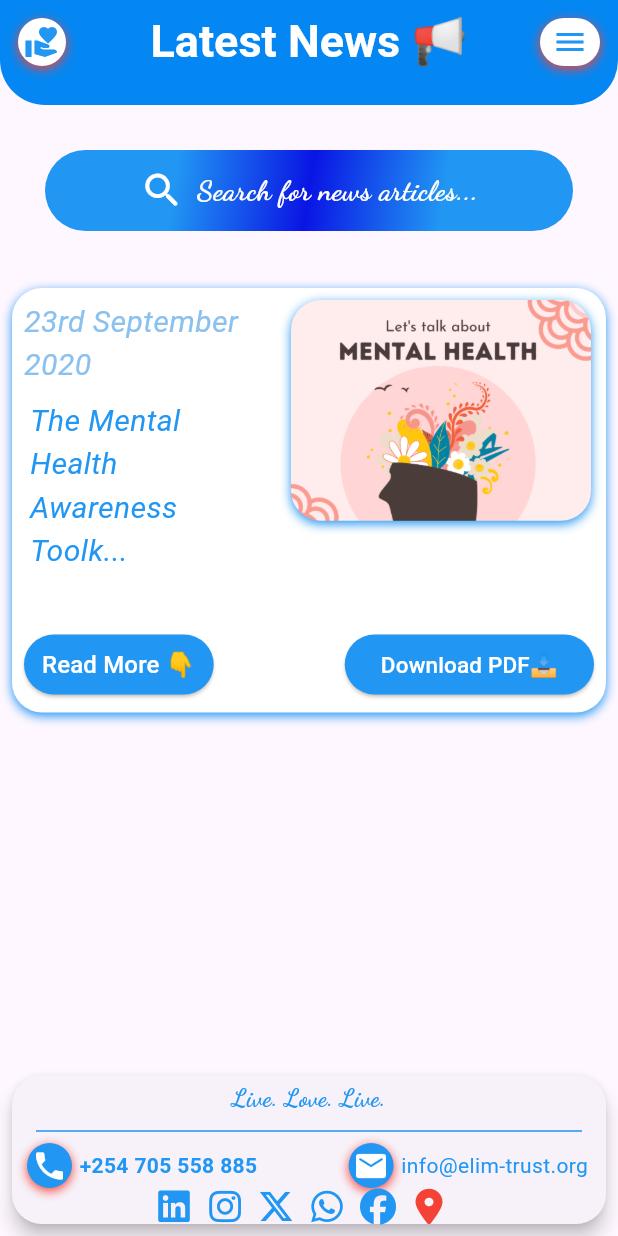
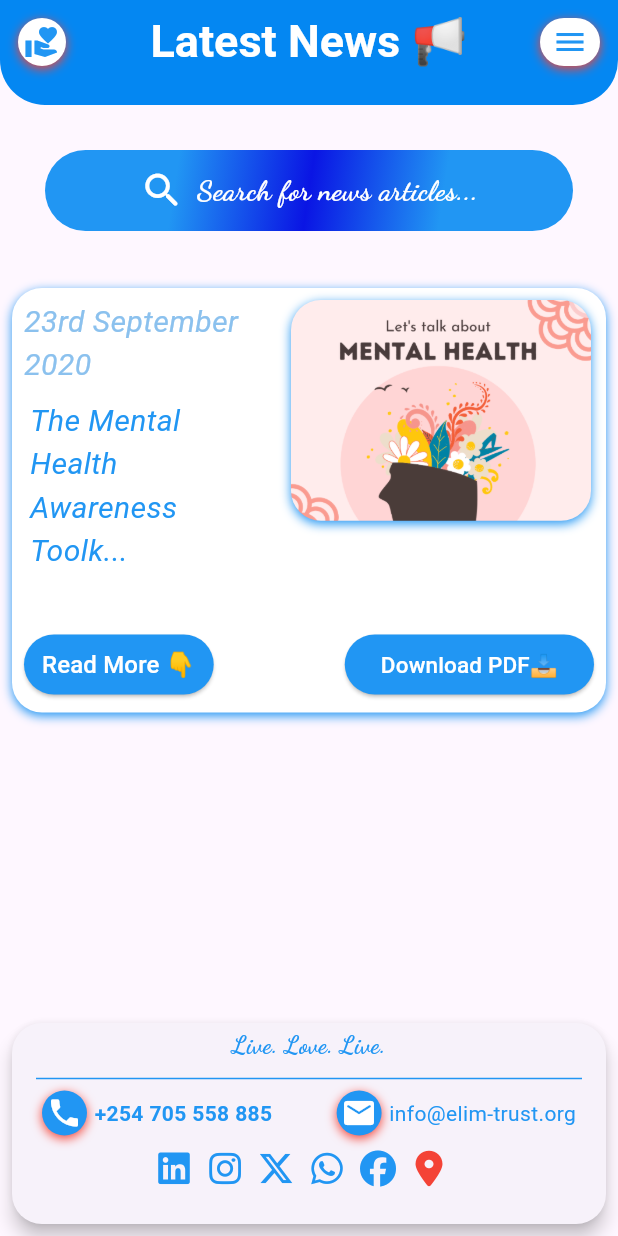
Before and after one commit to Yvonne-Wanja-1/Elim_trust_2, a Flutter app: the LatestnewsPage screen opened by its route, on a phone screen of 412 x 824 dp. Run offline on Flutter 3.47's test engine with Material 3 defaults, Android fonts, the phone set to English and light mode, and no system bars; our stand-ins replace animated_text_kit, curved_navigation_bar, font_awesome_flutter, google_fonts; Roboto replaces fonts that are missing (Arial).

Commit message:
adjusted the UI in the bottom card

```diff
--- a/elim_trust_2/lib/pages/latestnews.dart
+++ b/elim_trust_2/lib/pages/latestnews.dart
@@ -265,14 +265,16 @@ class LatestnewsPage extends StatelessWidget {
 
 
 
-      bottomNavigationBar: Card(
+      bottomNavigationBar: SizedBox(
+        height: 150, // You can adjust this value to your desired height
+        child: Card(
           elevation: 5,
           margin: const EdgeInsets.all(8.0),
           shape: RoundedRectangleBorder(
             borderRadius: BorderRadius.circular(20),
           ),
           child: Column(
-          mainAxisSize: MainAxisSize.min,
+            mainAxisSize: MainAxisSize.min, // This is fine, SizedBox will control the outer height
             children: <Widget>[
               Padding(
                 padding: const EdgeInsets.symmetric(vertical: 3.0), // Adjusted padding
@@ -300,7 +302,7 @@ class LatestnewsPage extends StatelessWidget {
                 //mainAxisAlignment: MainAxisAlignment.spaceEvenly,
                 children: [
                   Padding(
-                  padding: const EdgeInsets.only(left: 10, right: 4),
+                    padding: const EdgeInsets.only(left: 20, right: 4),
                     child: Container(
                       height: 30,
                       width: 30,
@@ -348,7 +350,7 @@ style: TextStyle(
                   const SizedBox(width: 1), // Spacing between icon and text
 
 Padding(
-  padding: const EdgeInsets.only(right: 12),
+    padding: const EdgeInsets.only(right: 20),
     child: Text('info@elim-trust.org',
     style: TextStyle(
       //fontWeight: FontWeight.bold,
@@ -367,6 +369,7 @@ Padding(
 //               onPressed: () {
 //                 // Add functionality for the WhatsApp button here
 //               },
+SizedBox(height: 10), // Spacing between rows
     Row(
     mainAxisAlignment: MainAxisAlignment.center,
     children: [
@@ -402,39 +405,13 @@ SizedBox(width: 10),
 
 
 
-          // Add more icons or text as needed:
 
             ],
           ),
         ),
+      ),
 
 
-      //              // backgroundColor: Colors.white,
-//               child: const Icon(
-//                 FontAwesomeIcons.whatsapp,
-//                 color: Colors.green,
-//               ),
-//             ),
-  //  Container(
-  //   height: 30,
-  //   width: 30,
-  //   decoration: BoxDecoration(
-  //     color: Colors.white,
-  //     borderRadius: BorderRadius.circular(50),
-  //     boxShadow: const [
-  //       BoxShadow(
-  //         color: Colors.red,
-  //         blurRadius: 5.0,
-  //         offset: Offset(0, 2),
-  //       ),
-  //     ],
-  //   ),
-
-  // child:  Icon(FontAwesomeIcons.whatsapp,
-  // color: Colors.green)
-
-
-  //   ),
 
 
 
```
Lines whose indentation alone changed are shown as unchanged.
